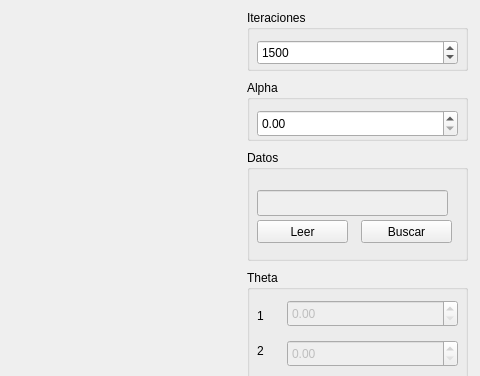
First picture: the form in form.ui, repository roderiix/Tarea2-IA, before the edit; both pictures show x 403 to 883 and y 0 to 376 of the 883 by 600 pixel window.
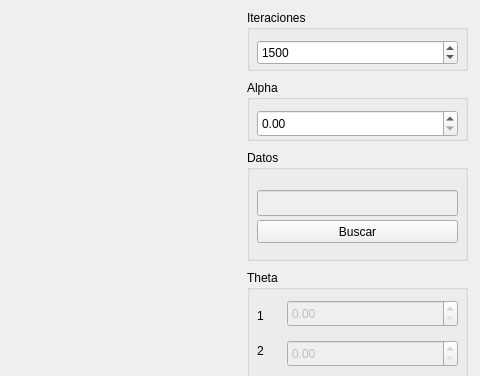
Second picture: the form after the edit. Custom widgets are drawn as their Qt base class.

Commit message: arreglo de recta infinito y eliminado boton leer

```diff
--- a/form.ui
+++ b/form.ui
@@ -166,7 +166,7 @@
      <rect>
       <x>10</x>
       <y>40</y>
-      <width>191</width>
+      <width>201</width>
       <height>26</height>
      </rect>
     </property>
@@ -177,27 +177,14 @@
    <widget class="QPushButton" name="btn_buscar">
     <property name="geometry">
      <rect>
-      <x>114</x>
-      <y>70</y>
-      <width>91</width>
-      <height>23</height>
-     </rect>
-    </property>
-    <property name="text">
-     <string>Buscar</string>
-    </property>
-   </widget>
-   <widget class="QPushButton" name="btn_leerArchivo">
-    <property name="geometry">
-     <rect>
       <x>10</x>
       <y>70</y>
-      <width>91</width>
+      <width>201</width>
       <height>23</height>
      </rect>
     </property>
     <property name="text">
-     <string>Leer</string>
+     <string>Buscar</string>
     </property>
    </widget>
   </widget>
```
The commit also changes 1 other file.
